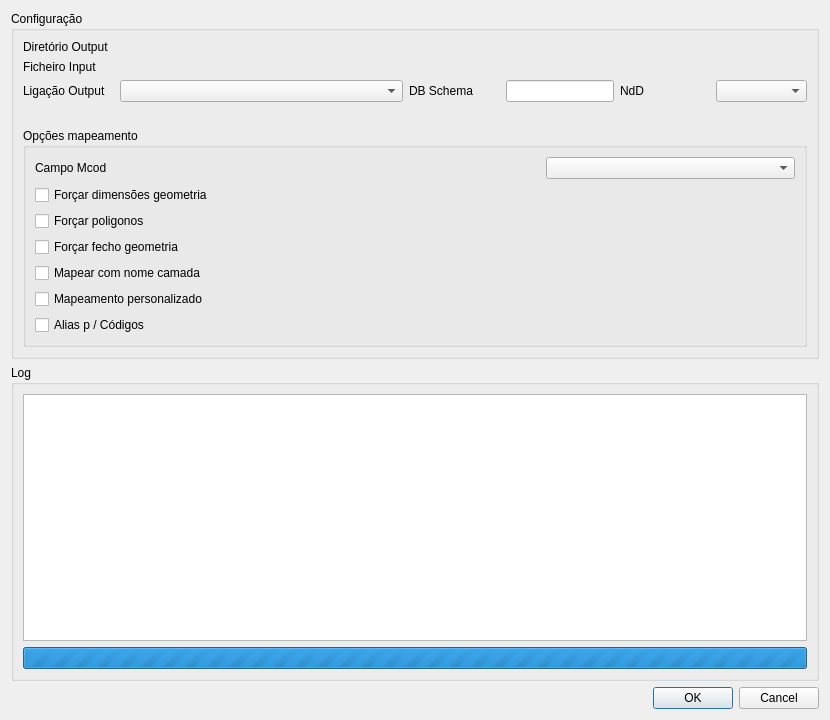
Qt form plugin/ui/convert_dialog.ui (dgterritorio/recart-plugin) before a commit.
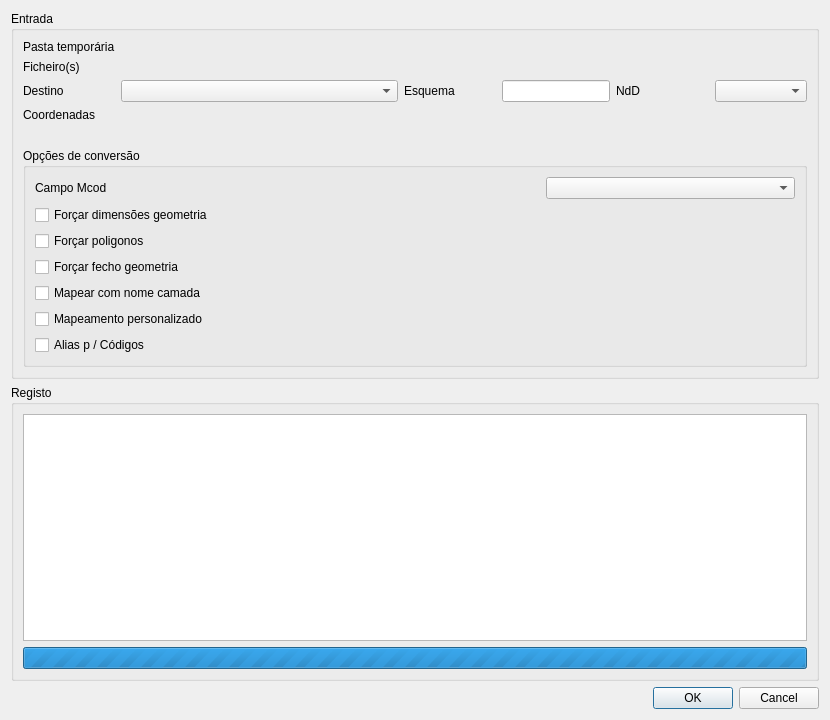
The same form after that commit. Custom widgets are drawn as their Qt base class.

Commit message: Suporte para diferentes sistemas de coordenadas

What changed in the file:
```diff
--- a/plugin/ui/convert_dialog.ui
+++ b/plugin/ui/convert_dialog.ui
@@ -42,7 +42,7 @@
       <item row="1" column="0" colspan="2">
        <widget class="QGroupBox" name="groupBox_5">
         <property name="title">
-         <string>Log</string>
+         <string>Registo</string>
         </property>
         <layout class="QVBoxLayout" name="verticalLayout_2">
          <item>
@@ -64,13 +64,13 @@
       <item row="0" column="0" colspan="2">
        <widget class="QGroupBox" name="groupBox_4">
         <property name="title">
-         <string>Configuração</string>
+         <string>Entrada</string>
         </property>
         <layout class="QGridLayout" name="gridLayout_3">
          <item row="0" column="0">
           <widget class="QLabel" name="label">
            <property name="text">
-            <string>Diretório Output</string>
+            <string>Pasta temporária</string>
            </property>
           </widget>
          </item>
@@ -80,21 +80,21 @@
          <item row="2" column="0">
           <widget class="QLabel" name="label_11">
            <property name="text">
-            <string>Ligação Output</string>
+            <string>Destino</string>
            </property>
           </widget>
          </item>
          <item row="2" column="4">
           <widget class="QLabel" name="label_12">
            <property name="text">
-            <string>DB Schema</string>
+            <string>Esquema</string>
            </property>
           </widget>
          </item>
          <item row="5" column="0" colspan="8">
           <widget class="QGroupBox" name="groupBox">
            <property name="title">
-            <string>Opções mapeamento</string>
+            <string>Opções de conversão</string>
            </property>
            <layout class="QGridLayout" name="gridLayout_2">
             <item row="0" column="0">
@@ -182,7 +182,7 @@
          <item row="1" column="0">
           <widget class="QLabel" name="label_3">
            <property name="text">
-            <string>Ficheiro Input</string>
+            <string>Ficheiro(s)</string>
            </property>
           </widget>
          </item>
@@ -229,6 +229,23 @@
            </property>
           </widget>
          </item>
+         <item row="3" column="0">
+          <widget class="QLabel" name="label_2">
+           <property name="text">
+            <string>Coordenadas</string>
+           </property>
+          </widget>
+         </item>
+         <item row="3" column="1" colspan="7">
+          <widget class="QgsProjectionSelectionWidget" name="mQgsProjectionSelectionWidget">
+           <property name="sizePolicy">
+            <sizepolicy hsizetype="Preferred" vsizetype="Fixed">
+             <horstretch>0</horstretch>
+             <verstretch>0</verstretch>
+            </sizepolicy>
+           </property>
+          </widget>
+         </item>
         </layout>
        </widget>
       </item>
@@ -243,6 +260,11 @@
    <extends>QWidget</extends>
    <header>qgsfilewidget.h</header>
   </customwidget>
+  <customwidget>
+   <class>QgsProjectionSelectionWidget</class>
+   <extends>QWidget</extends>
+   <header>qgsprojectionselectionwidget.h</header>
+  </customwidget>
  </customwidgets>
  <resources/>
  <connections>
```
Left out of the diff: 14 changed lines with no effect on the pictures. The commit also changes 14 other files.
